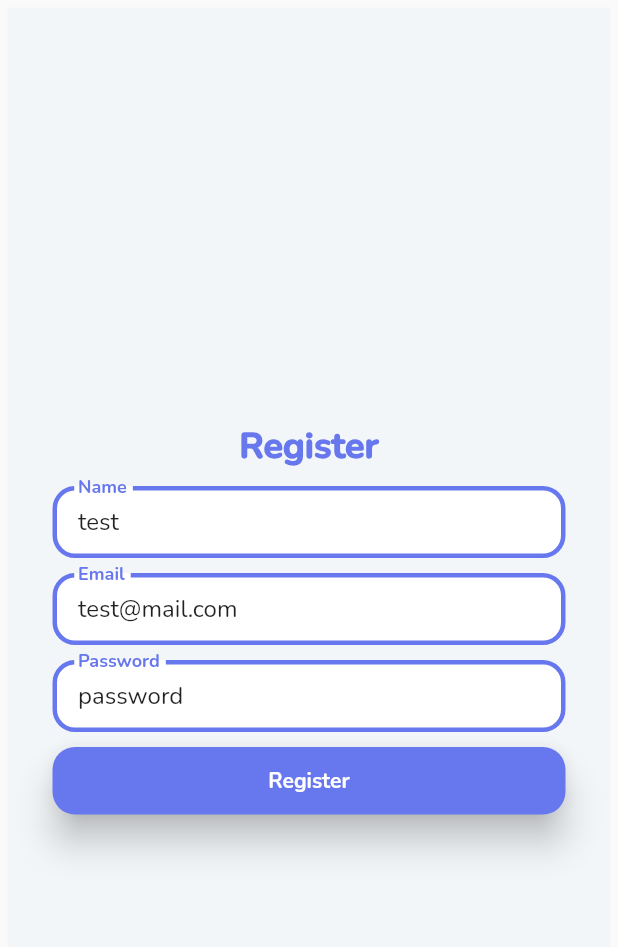
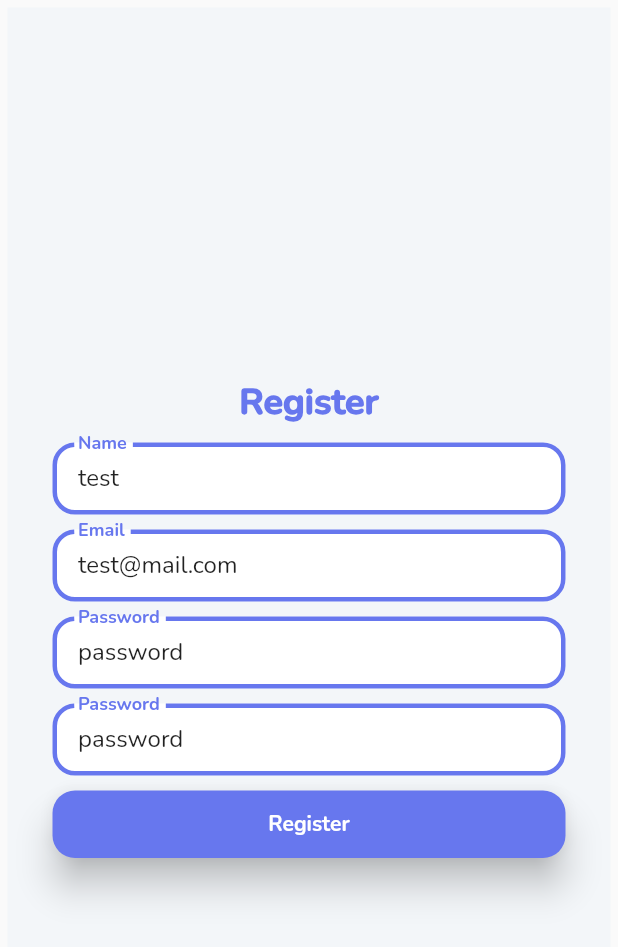
Before and after one commit to ghaan1/laravel-flutter-stisla, a Flutter app: the Register screen opened by its route, after a tap on "Register", on a phone screen of 412 x 824 dp. Shown: the top 947 px of the screen. Run offline on Flutter 3.47's test engine with Material 2 defaults, Android fonts, the light colour scheme and no system bars; our stand-ins replace shared_preferences; accounts and stored records are empty; network calls fail.

Commit message:
validation register

```diff
--- a/lib/api/http_helper.dart
+++ b/lib/api/http_helper.dart
@@ -32,13 +32,13 @@ Future<Response> login(String email, String password, String deviceId) async {
   return response;
 }
 
-Future<Response> register(String name, String email, String password, String deviceId) async {
+Future<Response> register(String name, String email, String password, String password_confirmation, String deviceId) async {
   final url = Uri.parse(_baseUrl + 'auth/register');
   final body = {
     'name' : name,
     'email' : email,
     'password' : password,
-    'password_confirmation' : password,
+    'password_confirmation' : password_confirmation,
     'device_name' : deviceId,
   };
   final headers = {
--- a/lib/screen/auth/register.dart
+++ b/lib/screen/auth/register.dart
@@ -1,8 +1,7 @@
+import 'dart:convert';
+
 import 'package:flutter/material.dart';
 import '../../api/http_helper.dart';
-
-
-
 
 class Register extends StatefulWidget {
   const Register({super.key});
@@ -11,18 +10,88 @@ class Register extends StatefulWidget {
 }
 
 class _Register extends State<Register> {
-  doRegister() async{
+  String? _nameResponseError;
+  String? _emailResponseError;
+  String? _passwordResponseError;
+  int? _statusCode;
+  final TextEditingController txtName = TextEditingController(text: 'test');
+  final TextEditingController txtEmail =
+      TextEditingController(text: 'test@mail.com');
+  final TextEditingController txtPassword =
+      TextEditingController(text: 'password');
+  final TextEditingController txtPasswordConfirmation =
+      TextEditingController(text: 'password');
+
+  String? validateName(String value) {
+    if (!value.isNotEmpty) {
+      return "Nama Masih Kosong";
+    } else if (_statusCode != 200) {
+      return _nameResponseError;
+    }
+    return null;
+  }
+
+  String? validateEmail(String value) {
+    if (!value.isNotEmpty) {
+      return "Email Masih Kosong";
+    } else if (!value.contains('@')) {
+      return "Kurang @";
+    } else if (_statusCode != 200) {
+      return _emailResponseError;
+    }
+    return null;
+  }
+
+  String? validatePassword(String value) {
+    if (!value.isNotEmpty) {
+      return "Password Masih Kosong";
+    } else if (_statusCode != 200) {
+      return _passwordResponseError;
+    }
+    return null;
+  }
+
+  String? validatePasswordConfirmation(String value) {
+    if (!value.isNotEmpty) {
+      return "Password Masih Kosong";
+    } else if (_statusCode != 200) {
+      return _passwordResponseError;
+    }
+    return null;
+  }
+
+  doRegister() async {
     final name = txtName.text;
     final email = txtEmail.text;
     final password = txtPassword.text;
+    final passwordConfirmation = txtPasswordConfirmation.text;
     const deviceId = "12345";
-    final response = await HttpHelper().register(name, email, password, deviceId);
+    final response = await HttpHelper()
+        .register(name, email, password, passwordConfirmation, deviceId);
     print(response.body);
-    Navigator.pushNamed(context, "/");
+    _statusCode = response.statusCode;
+    if (response.statusCode == 200) {
+      Navigator.pushNamed(context, '/');
+    } else if (response.statusCode == 422) {
+      var object = json.decode(response.body);
+      var errors = object['errors'];
+      setState(() {
+        if (errors.length > 1) {
+          _nameResponseError = errors['name'][0];
+          _emailResponseError = errors['email'][0];
+          _passwordResponseError = errors['password'][0];
+        } else {
+          if (errors.containsKey('name')) {
+            _nameResponseError = errors['name'][0];
+          } else if (errors.containsKey('email')) {
+            _emailResponseError = errors['email'][0];
+          } else {
+            _passwordResponseError = errors['password'][0];
           }
-  final TextEditingController txtName = TextEditingController(text: 'test');
-  final TextEditingController txtEmail = TextEditingController(text: 'test@mail.com');
-  final TextEditingController txtPassword = TextEditingController(text: 'password');
+        }
+      });
+    }
+  }
 
   @override
   Widget build(BuildContext context) {
@@ -40,8 +109,7 @@ class _Register extends State<Register> {
                 style: TextStyle(
                     fontWeight: FontWeight.w900,
                     fontSize: 24,
-                  color: Color(0xFF6777EE)
-                ),
+                    color: Color(0xFF6777EE)),
               ),
               const SizedBox(
                 height: 10,
@@ -49,27 +117,24 @@ class _Register extends State<Register> {
               TextFormField(
                 controller: txtName,
                 decoration: InputDecoration(
-              contentPadding: const EdgeInsets.symmetric(vertical: 10,horizontal: 17),
+                  errorText: validateName(txtName.text),
+                  contentPadding:
+                      const EdgeInsets.symmetric(vertical: 10, horizontal: 17),
                   filled: true,
                   fillColor: Colors.white,
                   labelText: 'Name',
                   labelStyle: const TextStyle(
                       color: Color(0xFF6777EE),
                       fontWeight: FontWeight.bold,
-                fontFamily: 'Nunito'
-              ),
+                      fontFamily: 'Nunito'),
                   enabledBorder: OutlineInputBorder(
-                borderSide: const BorderSide(
-                  width: 3,
-                  color: Color(0xFF6777EE)
-                ),
+                    borderSide:
+                        const BorderSide(width: 3, color: Color(0xFF6777EE)),
                     borderRadius: BorderRadius.circular(15),
                   ),
                   focusedBorder: OutlineInputBorder(
-                borderSide: const BorderSide(
-                  width: 3,
-                  color: Color(0xFF6777EE)
-                ),
+                    borderSide:
+                        const BorderSide(width: 3, color: Color(0xFF6777EE)),
                     borderRadius: BorderRadius.circular(15),
                   ),
                 ),
@@ -80,26 +145,24 @@ class _Register extends State<Register> {
               TextFormField(
                 controller: txtEmail,
                 decoration: InputDecoration(
-              contentPadding: const EdgeInsets.symmetric(vertical: 10,horizontal: 17),
+                  errorText: validateEmail(txtEmail.text),
+                  contentPadding:
+                      const EdgeInsets.symmetric(vertical: 10, horizontal: 17),
                   filled: true,
                   fillColor: Colors.white,
                   labelText: 'Email',
                   labelStyle: const TextStyle(
                       color: Color(0xFF6777EE),
                       fontWeight: FontWeight.bold,
-                fontFamily: 'Nunito'
-              ),
+                      fontFamily: 'Nunito'),
                   enabledBorder: OutlineInputBorder(
-                  borderSide: const BorderSide(
-                    width: 3,
-                    color: Color(0xFF6777EE)
-                  ),
+                    borderSide:
+                        const BorderSide(width: 3, color: Color(0xFF6777EE)),
                     borderRadius: BorderRadius.circular(15),
                   ),
                   focusedBorder: OutlineInputBorder(
-                  borderSide: const BorderSide(
-                    width: 3,
-                    color: Color(0xFF6777EE)),
+                    borderSide:
+                        const BorderSide(width: 3, color: Color(0xFF6777EE)),
                     borderRadius: BorderRadius.circular(15),
                   ),
                 ),
@@ -110,26 +173,53 @@ class _Register extends State<Register> {
               TextFormField(
                 controller: txtPassword,
                 decoration: InputDecoration(
-              contentPadding: const EdgeInsets.symmetric(vertical: 10,horizontal: 17),
+                  errorText: validatePassword(txtPassword.text),
+                  contentPadding:
+                      const EdgeInsets.symmetric(vertical: 10, horizontal: 17),
                   filled: true,
                   fillColor: Colors.white,
                   labelText: 'Password',
                   labelStyle: const TextStyle(
                       color: Color(0xFF6777EE),
                       fontWeight: FontWeight.bold,
-                fontFamily: 'Nunito'
-              ),
+                      fontFamily: 'Nunito'),
                   enabledBorder: OutlineInputBorder(
-                borderSide: const BorderSide(
-                  width: 3,
-                  color: Color(0xFF6777EE)
-                ),
+                    borderSide:
+                        const BorderSide(width: 3, color: Color(0xFF6777EE)),
                     borderRadius: BorderRadius.circular(15),
                   ),
                   focusedBorder: OutlineInputBorder(
-                borderSide: const BorderSide(
-                  width: 3,
-                  color: Color(0xFF6777EE)),
+                    borderSide:
+                        const BorderSide(width: 3, color: Color(0xFF6777EE)),
+                    borderRadius: BorderRadius.circular(15),
+                  ),
+                ),
+              ),
+              const SizedBox(
+                height: 10,
+              ),
+              TextFormField(
+                controller: txtPasswordConfirmation,
+                decoration: InputDecoration(
+                  errorText: validatePasswordConfirmation(
+                      txtPasswordConfirmation.text),
+                  contentPadding:
+                      const EdgeInsets.symmetric(vertical: 10, horizontal: 17),
+                  filled: true,
+                  fillColor: Colors.white,
+                  labelText: 'Password',
+                  labelStyle: const TextStyle(
+                      color: Color(0xFF6777EE),
+                      fontWeight: FontWeight.bold,
+                      fontFamily: 'Nunito'),
+                  enabledBorder: OutlineInputBorder(
+                    borderSide:
+                        const BorderSide(width: 3, color: Color(0xFF6777EE)),
+                    borderRadius: BorderRadius.circular(15),
+                  ),
+                  focusedBorder: OutlineInputBorder(
+                    borderSide:
+                        const BorderSide(width: 3, color: Color(0xFF6777EE)),
                     borderRadius: BorderRadius.circular(15),
                   ),
                 ),
@@ -144,9 +234,9 @@ class _Register extends State<Register> {
                     style: ElevatedButton.styleFrom(
                       backgroundColor: const Color(0xFF6777EE),
                       elevation: 10,
-                shape: RoundedRectangleBorder( //to set border radius to button
-                  borderRadius: BorderRadius.circular(15)
-                ),
+                      shape: RoundedRectangleBorder(
+                          //to set border radius to button
+                          borderRadius: BorderRadius.circular(15)),
                     ),
                     onPressed: () {
                       doRegister();
@@ -154,14 +244,10 @@ class _Register extends State<Register> {
                     child: const Text("Register",
                         style: TextStyle(
                             fontFamily: 'Nunito',
-                  fontWeight: FontWeight.bold
-                )
-              )
-            ),
+                            fontWeight: FontWeight.bold))),
               ),
             ],
           ),
-      )
-    );
+        ));
   }
 }
--- a/pubspec.yaml
+++ b/pubspec.yaml
@@ -38,11 +38,7 @@ dependencies:
   cupertino_icons: ^1.0.2
   network: ^0.10.0+1
   shared_preferences: ^2.0.15
-  provider: ^6.0.4
-  form_field_validator: ^1.1.0
   animated_splash_screen: ^1.3.0
-  pull_to_refresh: ^2.0.0
-  flutter_staggered_grid_view: ^0.6.2
 
 dev_dependencies:
   flutter_test:
```
Also changed, not shown: pubspec.lock. Lines whose indentation alone changed are shown as unchanged.
